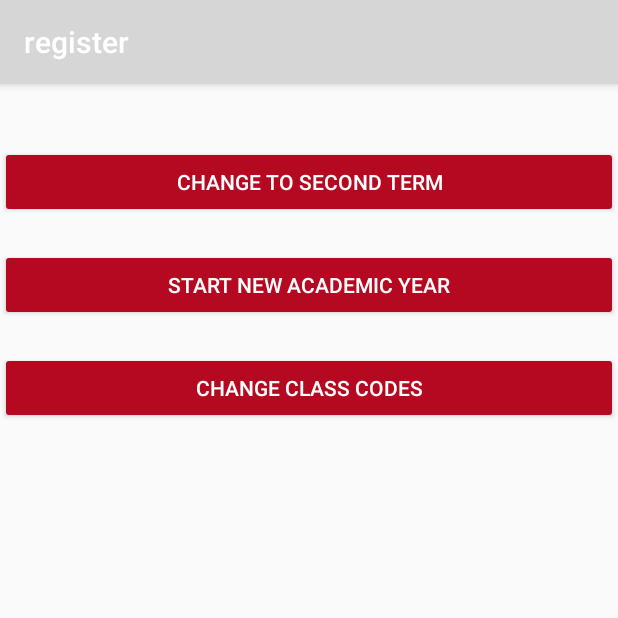
After one commit to dipanshuayo/rantyaregister, an Android app: the AdminActivity screen opened directly, with no data from a screen before it, on a phone screen of 412 x 824 dp, the top half of it. The commit adds this screen. Run offline under Robolectric (Android 15) with nearby library versions, the phone set to English and light mode, and no system bars; our stand-ins replace Firebase (no records; nobody signed in at launch, a user with empty details on screens opened directly), sdp/ssp sizes; libraries missing offline, so code that uses them is left out: com.afollestad.materialdialogs; 2 statements that could not run were skipped.

Commit message:
admin,web view and other fixes

```diff
--- a/app/src/main/AndroidManifest.xml
+++ b/app/src/main/AndroidManifest.xml
@@ -12,7 +12,8 @@
         android:roundIcon="@mipmap/ic_launcher_round"
         android:supportsRtl="true"
         android:theme="@style/AppTheme">
-        <activity android:name=".activities.DateActivity"></activity>
+        <activity android:name=".activities.AdminActivity"></activity>
+        <activity android:name=".activities.DateActivity" />
         <activity android:name=".activities.AboutOurSetActivity" />
         <activity android:name=".activities.StudentsActivity" />
         <activity android:name=".activities.TakeAttendanceActivity" />
--- a/app/src/main/java/com/bookies/register/activities/AboutOurSetActivity.kt
+++ b/app/src/main/java/com/bookies/register/activities/AboutOurSetActivity.kt
@@ -3,10 +3,13 @@ package com.bookies.register.activities
 import androidx.appcompat.app.AppCompatActivity
 import android.os.Bundle
 import com.bookies.register.R
+import kotlinx.android.synthetic.main.activity_about_our_set.*
 
 class AboutOurSetActivity : AppCompatActivity() {
     override fun onCreate(savedInstanceState: Bundle?) {
         super.onCreate(savedInstanceState)
         setContentView(R.layout.activity_about_our_set)
+        val url:String="https://dipanshuayo.github.io/Aboutset2k21/about.html"
+        about_set_web_view.loadUrl(url)
     }
 }
--- a/app/src/main/java/com/bookies/register/activities/StudentsActivity.kt
+++ b/app/src/main/java/com/bookies/register/activities/StudentsActivity.kt
@@ -248,7 +248,8 @@ class StudentsActivity : AppCompatActivity() {
         NumberOfPresentDates: Int,
         NumberOfAbsentDates: Int,
     ): String {
-        return "Number of days PRESENT:$NumberOfPresentDates\n " +
+        return "Student history for ${state.getStringValue("term").replace("_"," ")}"+
+                "Number of days PRESENT:$NumberOfPresentDates\n " +
                 "Number of days ABSENT:$NumberOfAbsentDates\n" +
                 "Total number of days:${NumberOfAbsentDates + NumberOfPresentDates}"
 
--- a/app/src/main/java/com/bookies/register/activities/TakeAttendanceActivity.kt
+++ b/app/src/main/java/com/bookies/register/activities/TakeAttendanceActivity.kt
@@ -14,6 +14,7 @@ import com.bookies.register.utils.FireBaseUtils
 import com.bookies.register.utils.ProgressCircle
 import com.bookies.register.utils.Store
 import com.google.firebase.firestore.FieldValue
+import com.google.firebase.firestore.SetOptions
 import kotlinx.android.synthetic.main.activity_take_attendance.*
 import kotlinx.android.synthetic.main.fragment_student_attendance.*
 
@@ -106,7 +107,7 @@ class TakeAttendanceActivity : AppCompatActivity() {
         )
         db.collection(term)
             .document(todayDate)
-            .set(dataToBeSent)
+            .set(dataToBeSent, SetOptions.merge())
             .addOnSuccessListener {
                 updateStudentCollection(dataToBeSent, className, term, todayDate)
             }
--- a/app/src/main/java/com/bookies/register/activities/TeacherActivity.kt
+++ b/app/src/main/java/com/bookies/register/activities/TeacherActivity.kt
@@ -90,7 +90,7 @@ class TeacherActivity : AppCompatActivity() {
 
 
     private fun handleOnAboutAppClicked() {
-        startActivity(Intent(this@TeacherActivity, AboutOurSetActivity::class.java))
+        startActivity(Intent(this@TeacherActivity, AdminActivity::class.java))
     }
 
     private fun handleOnLogOutClicked() {
--- /dev/null
+++ b/app/src/main/res/layout/activity_admin.xml
@@ -0,0 +1,33 @@
+<?xml version="1.0" encoding="utf-8"?>
+<LinearLayout xmlns:android="http://schemas.android.com/apk/res/android"
+    xmlns:app="http://schemas.android.com/apk/res-auto"
+    xmlns:tools="http://schemas.android.com/tools"
+    android:layout_width="match_parent"
+    android:layout_height="match_parent"
+    android:orientation="vertical"
+    tools:context=".activities.AdminActivity">
+    <Button
+        android:id="@+id/change_term_button"
+        android:layout_width="match_parent"
+        android:layout_height="wrap_content"
+        android:text="@string/change_term_text"
+        android:layout_marginTop="@dimen/_32sdp"
+        android:layout_marginBottom="@dimen/_16sdp"
+        style="@style/AppTheme.Button"
+        />
+    <Button
+        android:id="@+id/new_academic_year_button"
+        android:layout_width="match_parent"
+        android:layout_height="wrap_content"
+        android:text="@string/start_academic_year_text"
+        style="@style/AppTheme.Button"
+        android:layout_marginBottom="@dimen/_16sdp"
+        />
+    <Button
+        android:id="@+id/change_class_code_button"
+        android:layout_width="match_parent"
+        android:layout_height="wrap_content"
+        android:text="@string/change_class_codes_text"
+        style="@style/AppTheme.Button"
+        />
+</LinearLayout>
--- a/app/src/main/res/layout/fragment_add_students.xml
+++ b/app/src/main/res/layout/fragment_add_students.xml
@@ -4,7 +4,7 @@
     xmlns:tools="http://schemas.android.com/tools"
     android:layout_width="match_parent"
     android:layout_height="match_parent"
-    tools:context=".AddStudentsFragment">
+    tools:context=".fragments.AddStudentsFragment">
 <LinearLayout
     android:id="@+id/add_student_edit_linear_layout"
     android:layout_width="match_parent"
--- a/app/src/main/res/values/strings.xml
+++ b/app/src/main/res/values/strings.xml
@@ -110,4 +110,9 @@
     <string name="failed">This Task Failed.Check your internet connection</string>
     <string name="no_student">There is no students names.Please add student names</string>
     <string name="delete_message">Once you delete a student it can\'t be undo</string>
+    <string name="change_term_text">Change to second term</string>
+    <string name="start_academic_year_text">Start New Academic Year</string>
+    <string name="change_class_codes_text">Change class codes</string>
+    <string name="new_academic_dialog_title">Are you sure you wanna start a new academic session?</string>
+    <string name="new_academic_dialog_message">Once you have started it you can\'t change it. All students data will be gone and so will the attendance</string>
 </resources>
--- a/app/src/main/res/values/styles.xml
+++ b/app/src/main/res/values/styles.xml
@@ -10,6 +10,9 @@
         <item name="colorButtonNormal">@color/colorAccent</item>
         <item name="android:textColor">#fff</item>
     </style>
+    <style name="AppTheme.AdminButton" parent="Widget.AppCompat.Button.Colored">
+        back
+    </style>
 
     <style name="SplashScreenTheme" parent="Theme.AppCompat.Light.NoActionBar">
         <item name="colorPrimary">@color/colorAccent</item>
```
Also changed, not shown: app/src/main/java/com/bookies/register/activities/AdminActivity.kt (added, +181 -0 lines), app/src/main/java/com/bookies/register/activities/DateActivity.kt (+4 -4 lines), app/src/main/java/com/bookies/register/fragments/AddStudentsFragment.kt (+9 -0 lines), app/src/main/res/layout/activity_date.xml (+1 -7 lines).
